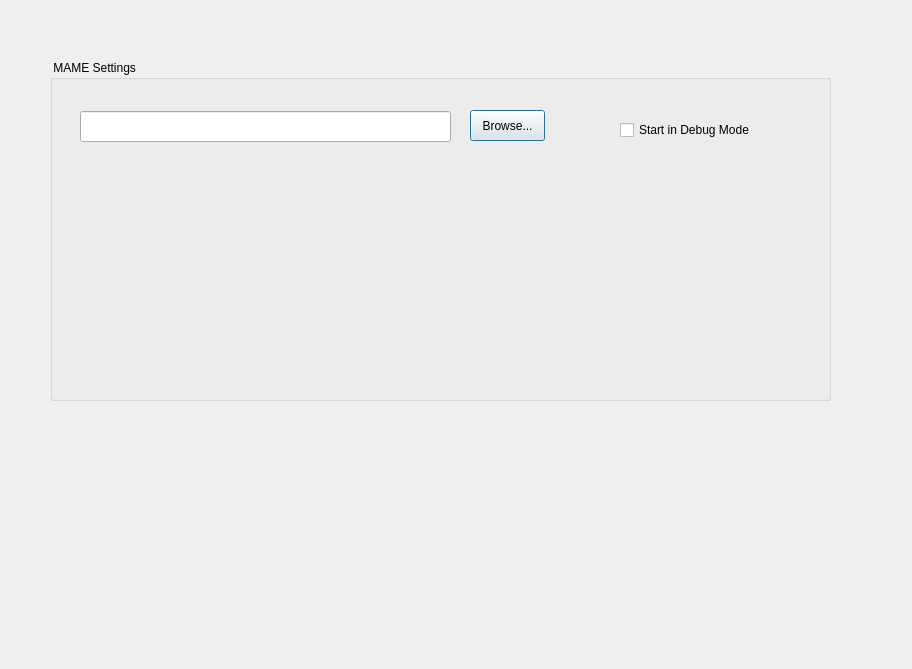
Qt form Settings_Test_GUI.ui (tinymouse42/BAPD) before a commit.
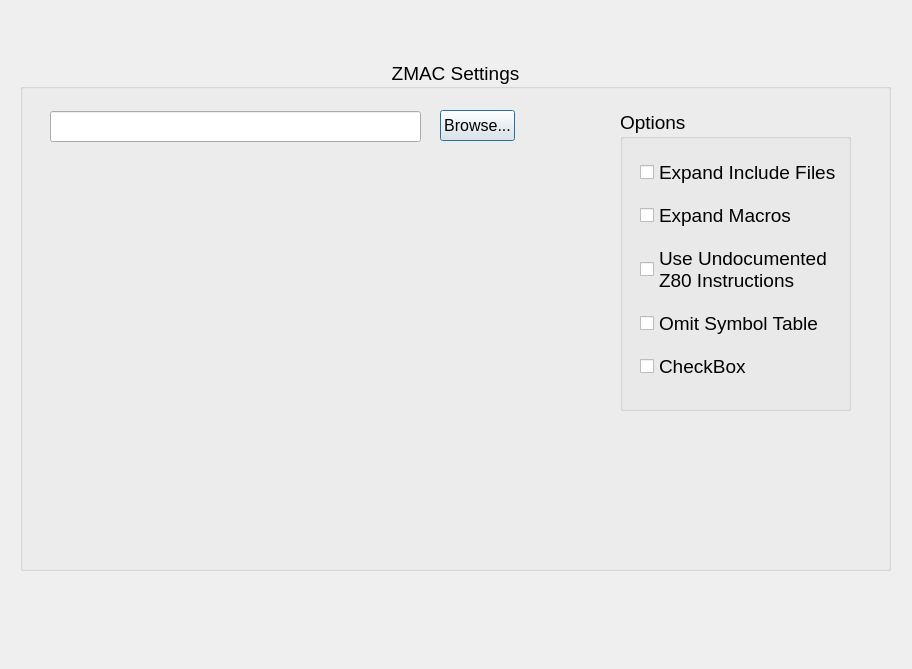
The same form after that commit.

Diff of the .ui file:
```diff
--- a/Settings_Test_GUI.ui
+++ b/Settings_Test_GUI.ui
@@ -16,19 +16,25 @@
   <widget class="QGroupBox" name="groupBox">
    <property name="geometry">
     <rect>
-     <x>50</x>
+     <x>20</x>
      <y>60</y>
-     <width>781</width>
-     <height>341</height>
+     <width>871</width>
+     <height>511</height>
     </rect>
    </property>
    <property name="font">
     <font>
-     <bold>false</bold>
+     <pointsize>14</pointsize>
     </font>
    </property>
    <property name="title">
-    <string> MAME Settings</string>
+    <string>ZMAC Settings</string>
+   </property>
+   <property name="alignment">
+    <set>Qt::AlignmentFlag::AlignCenter</set>
+   </property>
+   <property name="flat">
+    <bool>false</bool>
    </property>
    <widget class="QLineEdit" name="lineEdit">
     <property name="geometry">
@@ -49,22 +55,78 @@
       <height>31</height>
      </rect>
     </property>
+    <property name="font">
+     <font>
+      <pointsize>12</pointsize>
+     </font>
+    </property>
     <property name="text">
      <string>Browse...</string>
     </property>
+    <property name="autoDefault">
+     <bool>true</bool>
+    </property>
    </widget>
-   <widget class="QCheckBox" name="checkBox">
+   <widget class="QGroupBox" name="groupBox_2">
     <property name="geometry">
      <rect>
-      <x>570</x>
-      <y>60</y>
-      <width>161</width>
-      <height>20</height>
+      <x>600</x>
+      <y>50</y>
+      <width>231</width>
+      <height>301</height>
      </rect>
     </property>
-    <property name="text">
-     <string>Start in Debug Mode</string>
+    <property name="title">
+     <string>Options</string>
     </property>
+    <widget class="QWidget" name="verticalLayoutWidget">
+     <property name="geometry">
+      <rect>
+       <x>20</x>
+       <y>40</y>
+       <width>199</width>
+       <height>241</height>
+      </rect>
+     </property>
+     <layout class="QVBoxLayout" name="verticalLayout">
+      <item>
+       <widget class="QCheckBox" name="checkBox_5">
+        <property name="text">
+         <string>Expand Include Files</string>
+        </property>
+       </widget>
+      </item>
+      <item>
+       <widget class="QCheckBox" name="checkBox_3">
+        <property name="text">
+         <string>Expand Macros</string>
+        </property>
+       </widget>
+      </item>
+      <item>
+       <widget class="QCheckBox" name="checkBox">
+        <property name="text">
+         <string>Use Undocumented 
+Z80 Instructions</string>
+        </property>
+       </widget>
+      </item>
+      <item>
+       <widget class="QCheckBox" name="checkBox_2">
+        <property name="text">
+         <string>Omit Symbol Table</string>
+        </property>
+       </widget>
+      </item>
+      <item>
+       <widget class="QCheckBox" name="checkBox_4">
+        <property name="text">
+         <string>CheckBox</string>
+        </property>
+       </widget>
+      </item>
+     </layout>
+    </widget>
    </widget>
   </widget>
  </widget>
```
